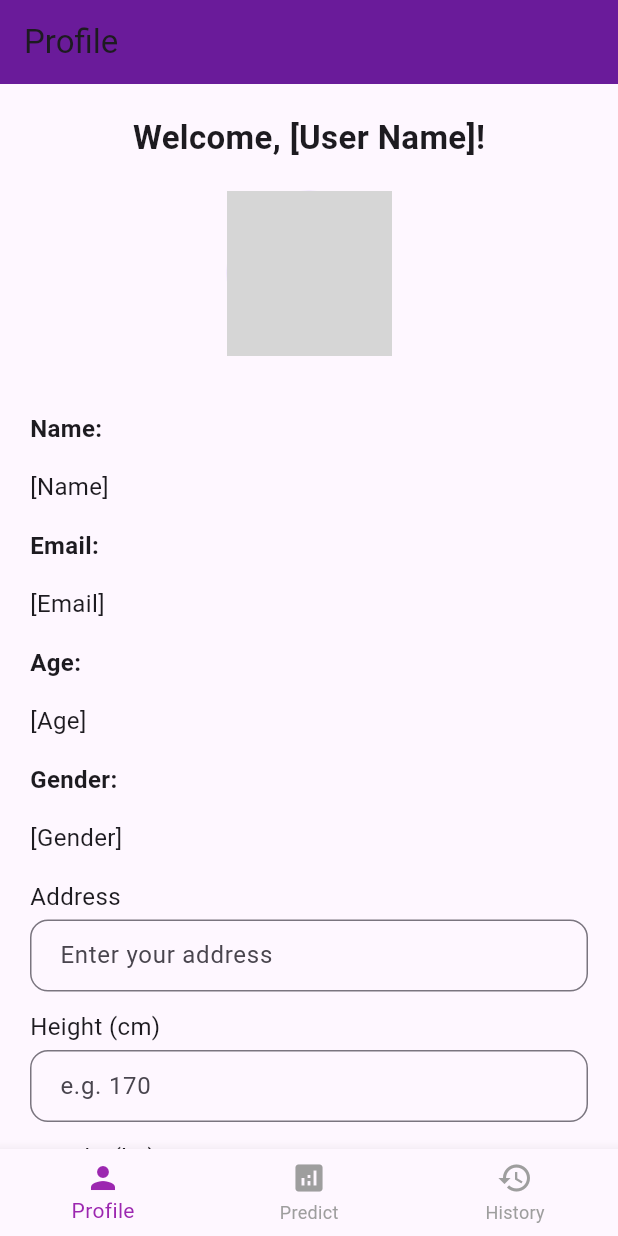
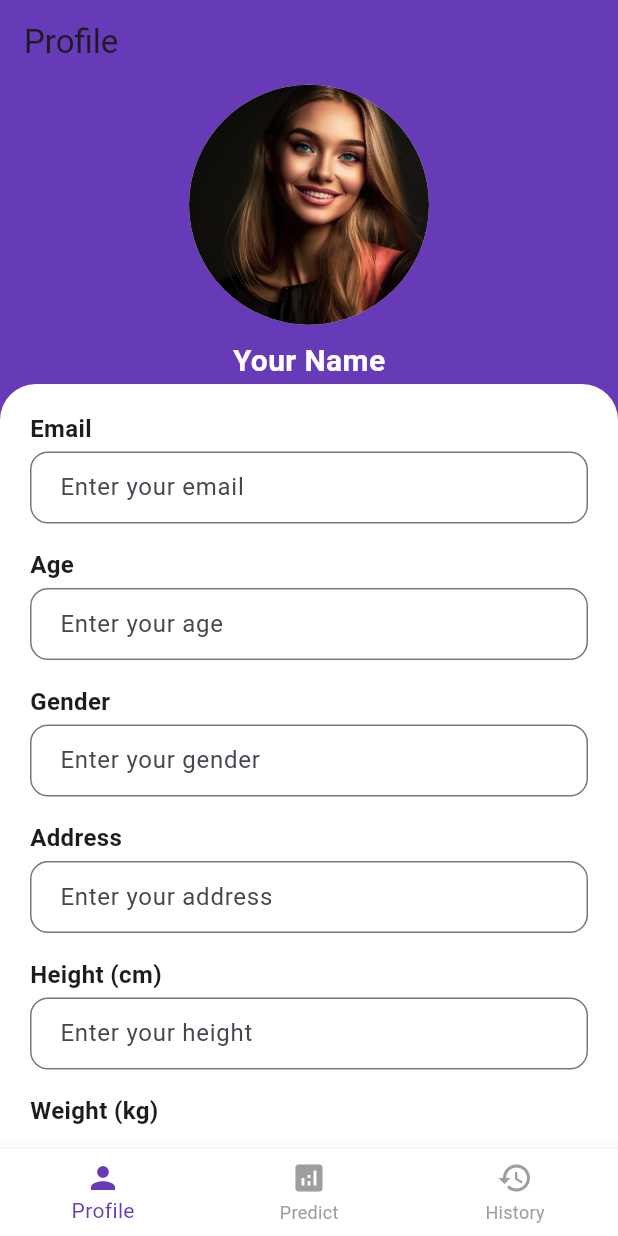
Before and after one commit to Godsaptarshifrtw/Raretrack, a Flutter app: the screen it shows after launch, on a phone screen of 412 x 824 dp. Run offline on Flutter 3.47's test engine with Material 3 defaults, Android fonts, the phone set to English and light mode, and no system bars; our stand-ins replace cloud_firestore, firebase_auth, firebase_core; accounts and stored records are empty; grey boxes are pictures that could not be loaded.

Commit message:
Initial commit - Flutter ProfileScreen UI

```diff
--- a/lib/main.dart
+++ b/lib/main.dart
@@ -3,6 +3,7 @@ import 'package:rare_disease_app/firebase_options.dart';
 import 'package:rare_disease_app/screens/home_screen.dart';
 import 'package:rare_disease_app/screens/login_screen.dart';
 import 'package:firebase_core/firebase_core.dart';
+import 'package:rare_disease_app/screens/profile_screen.dart';
 
 void main() async {
   WidgetsFlutterBinding.ensureInitialized();
--- a/lib/screens/home_screen.dart
+++ b/lib/screens/home_screen.dart
@@ -2,7 +2,6 @@ import 'package:flutter/material.dart';
 import 'package:rare_disease_app/screens/past%20prediction_screen.dart';
 import 'package:rare_disease_app/screens/prediction_screen.dart';
 import 'package:rare_disease_app/screens/profile_screen.dart';
-
 
 class HomeScreen extends StatefulWidget {
   const HomeScreen({super.key});
@@ -29,15 +28,20 @@ class _HomeScreenState extends State<HomeScreen> {
   @override
   Widget build(BuildContext context) {
     return Scaffold(
+      backgroundColor: Colors.deepPurple, // Set background color
       appBar: AppBar(
         title: Text(_titles[_currentIndex]),
-        backgroundColor: const Color(0xFF6A1B9A),
+        backgroundColor: Colors.deepPurple,
       ),
-      body: _screens[_currentIndex],
+      body: Container(
+        color: Colors.white, // You can change this to transparent if widgets have their own background
+        child: _screens[_currentIndex],
+      ),
       bottomNavigationBar: BottomNavigationBar(
         currentIndex: _currentIndex,
-        selectedItemColor: Colors.purple,
+        selectedItemColor: Colors.deepPurple,
         unselectedItemColor: Colors.grey,
+        backgroundColor: Colors.white,
         onTap: (index) {
           setState(() {
             _currentIndex = index;
--- a/lib/screens/profile_screen.dart
+++ b/lib/screens/profile_screen.dart
@@ -1,4 +1,3 @@
-// lib/screens/profile_screen.dart
 import 'package:flutter/material.dart';
 
 class ProfileScreen extends StatefulWidget {
@@ -9,11 +8,16 @@ class ProfileScreen extends StatefulWidget {
 }
 
 class _ProfileScreenState extends State<ProfileScreen> {
+  final TextEditingController _nameController = TextEditingController();
+  final TextEditingController _emailController = TextEditingController();
+  final TextEditingController _ageController = TextEditingController();
+  final TextEditingController _genderController = TextEditingController();
   final TextEditingController _addressController = TextEditingController();
   final TextEditingController _heightController = TextEditingController();
   final TextEditingController _weightController = TextEditingController();
-  final TextEditingController _operationController = TextEditingController();
-  final TextEditingController _diseaseController = TextEditingController();
+
+  List<TextEditingController> _operationControllers = [TextEditingController()];
+  List<TextEditingController> _diseaseControllers = [TextEditingController()];
 
   double? _bmi;
 
@@ -27,94 +31,235 @@ class _ProfileScreenState extends State<ProfileScreen> {
     }
   }
 
-  Widget _buildLabel(String label, {FontWeight fontWeight = FontWeight.normal}) {
+  Widget _buildHeadingField({
+    required String heading,
+    required String hint,
+    required TextEditingController controller,
+    TextInputType inputType = TextInputType.text,
+    Function(String)? onChanged,
+  }) {
     return Padding(
-      padding: const EdgeInsets.only(top: 12.0, bottom: 4),
-      child: Text(
-        label,
-        style: TextStyle(fontSize: 16, fontWeight: fontWeight),
+      padding: const EdgeInsets.symmetric(vertical: 8.0),
+      child: Column(
+        crossAxisAlignment: CrossAxisAlignment.start,
+        children: [
+          Text(heading,
+              style: const TextStyle(fontSize: 16, fontWeight: FontWeight.bold)),
+          const SizedBox(height: 4),
+          TextField(
+            controller: controller,
+            keyboardType: inputType,
+            decoration: InputDecoration(
+              hintText: hint,
+              border: OutlineInputBorder(borderRadius: BorderRadius.circular(12)),
+              contentPadding: const EdgeInsets.symmetric(horizontal: 16, vertical: 12),
+            ),
+            onChanged: onChanged,
+          ),
+        ],
       ),
     );
   }
 
-  Widget _buildTextField(String label, TextEditingController controller,
-      {TextInputType inputType = TextInputType.text, Function(String)? onChanged}) {
-    return TextField(
+  Widget _buildDynamicFields({
+    required String heading,
+    required String hint,
+    required List<TextEditingController> controllers,
+    required VoidCallback onAdd,
+  }) {
+    return Padding(
+      padding: const EdgeInsets.symmetric(vertical: 8.0),
+      child: Column(
+        crossAxisAlignment: CrossAxisAlignment.start,
+        children: [
+          Row(
+            children: [
+              Text(
+                heading,
+                style: const TextStyle(fontSize: 16, fontWeight: FontWeight.bold),
+              ),
+              const SizedBox(width: 10),
+              IconButton(
+                onPressed: onAdd,
+                icon: const Icon(Icons.add_circle, color: Colors.deepPurple),
+              ),
+            ],
+          ),
+          const SizedBox(height: 4),
+          ...controllers.map(
+                (controller) => Padding(
+              padding: const EdgeInsets.only(bottom: 8.0),
+              child: TextField(
+                controller: controller,
+                decoration: InputDecoration(
+                  hintText: hint,
+                  border: OutlineInputBorder(borderRadius: BorderRadius.circular(12)),
+                  contentPadding:
+                  const EdgeInsets.symmetric(horizontal: 16, vertical: 12),
+                ),
+              ),
+            ),
+          ),
+        ],
+      ),
+    );
+  }
+
+  Widget _buildSimpleField(
+      String heading,
+      String hint,
+      TextEditingController controller, {
+        TextInputType inputType = TextInputType.text,
+        Function(String)? onChanged,
+      }) {
+    return Padding(
+      padding: const EdgeInsets.symmetric(vertical: 8.0),
+      child: Column(
+        crossAxisAlignment: CrossAxisAlignment.start,
+        children: [
+          Text(heading,
+              style: const TextStyle(fontSize: 16, fontWeight: FontWeight.bold)),
+          const SizedBox(height: 4),
+          TextField(
             controller: controller,
             keyboardType: inputType,
             decoration: InputDecoration(
-        labelText: label,
+              hintText: hint,
               border: OutlineInputBorder(borderRadius: BorderRadius.circular(12)),
-        contentPadding: const EdgeInsets.symmetric(horizontal: 16, vertical: 12),
+              contentPadding:
+              const EdgeInsets.symmetric(horizontal: 16, vertical: 12),
             ),
             onChanged: onChanged,
+          ),
+        ],
+      ),
     );
   }
 
   @override
   Widget build(BuildContext context) {
     return Scaffold(
+      backgroundColor: Colors.deepPurple,
       body: SafeArea(
-        child: SingleChildScrollView(
-          padding: const EdgeInsets.all(20),
         child: Column(
-            crossAxisAlignment: CrossAxisAlignment.start,
           children: [
-              Center(
-                child: Text(
-                  'Welcome, [User Name]!',
-                  style: const TextStyle(fontSize: 22, fontWeight: FontWeight.bold),
+            // Header
+            Container(
+              height: 200,
+              width: double.infinity,
+              decoration: const BoxDecoration(
+                color: Colors.deepPurple,
+                borderRadius: BorderRadius.only(
+                  bottomLeft: Radius.circular(40),
+                  bottomRight: Radius.circular(40),
                 ),
               ),
-              const SizedBox(height: 20),
-              Center(
-                child: CircleAvatar(
-                  radius: 55,
-                  backgroundImage: AssetImage('assets/profile.jpg'),
+              child: Column(
+                mainAxisAlignment: MainAxisAlignment.center,
+                children: [
+                  const CircleAvatar(
+                    radius: 80,
+                    backgroundImage: AssetImage('assets/pp.webp'),
+                    backgroundColor: Colors.white,
+                  ),
+                  const SizedBox(height: 10),
+                  Text(
+                    _nameController.text.isEmpty
+                        ? 'Your Name'
+                        : _nameController.text,
+                    style: const TextStyle(
+                        fontSize: 20,
+                        fontWeight: FontWeight.bold,
+                        color: Colors.white),
+                  ),
+                ],
               ),
             ),
-              const SizedBox(height: 25),
 
-              _buildLabel("Name:", fontWeight: FontWeight.bold),
-              _buildLabel("[Name]"),
-              _buildLabel("Email:", fontWeight: FontWeight.bold),
-              _buildLabel("[Email]"),
-              _buildLabel("Age:", fontWeight: FontWeight.bold),
-              _buildLabel("[Age]"),
-              _buildLabel("Gender:", fontWeight: FontWeight.bold),
-              _buildLabel("[Gender]"),
+            // Content
+            Expanded(
+              child: Container(
+                padding:
+                const EdgeInsets.symmetric(horizontal: 20, vertical: 10),
+                decoration: const BoxDecoration(
+                  color: Colors.white,
+                  borderRadius: BorderRadius.only(
+                    topLeft: Radius.circular(24),
+                    topRight: Radius.circular(24),
+                  ),
+                ),
+                child: SingleChildScrollView(
+                  child: Column(
+                    children: [
 
-              _buildLabel("Address"),
-              _buildTextField("Enter your address", _addressController),
-
-              _buildLabel("Height (cm)"),
-              _buildTextField("e.g. 170", _heightController,
-                  inputType: TextInputType.number, onChanged: (_) => _calculateBMI()),
-
-              _buildLabel("Weight (kg)"),
-              _buildTextField("e.g. 65", _weightController,
-                  inputType: TextInputType.number, onChanged: (_) => _calculateBMI()),
-
+                      _buildHeadingField(
+                        heading: "Email",
+                        hint: "Enter your email",
+                        controller: _emailController,
+                      ),
+                      _buildHeadingField(
+                        heading: "Age",
+                        hint: "Enter your age",
+                        controller: _ageController,
+                        inputType: TextInputType.number,
+                      ),
+                      _buildHeadingField(
+                        heading: "Gender",
+                        hint: "Enter your gender",
+                        controller: _genderController,
+                      ),
+                      _buildHeadingField(
+                        heading: "Address",
+                        hint: "Enter your address",
+                        controller: _addressController,
+                      ),
+                      _buildSimpleField("Height (cm)", "Enter your height", _heightController,
+                          inputType: TextInputType.number,
+                          onChanged: (_) => _calculateBMI()),
+                      _buildSimpleField("Weight (kg)", "Enter your weight", _weightController,
+                          inputType: TextInputType.number,
+                          onChanged: (_) => _calculateBMI()),
                       const SizedBox(height: 10),
                       Text(
-                _bmi == null ? "BMI: --" : "BMI: ${_bmi!.toStringAsFixed(2)}",
+                        _bmi == null
+                            ? "BMI: --"
+                            : "BMI: ${_bmi!.toStringAsFixed(2)}",
                         style: const TextStyle(
                           fontSize: 18,
                           fontWeight: FontWeight.bold,
-                    color: Colors.deepPurple),
+                          color: Colors.deepPurple,
                         ),
-
-              _buildLabel("Past Operations (if any)"),
-              _buildTextField("Describe past operations", _operationController),
-
-              _buildLabel("Past/Current Diseases (if any)"),
-              _buildTextField("List diseases", _diseaseController),
-
+                      ),
+                      const SizedBox(height: 10),
+                      _buildDynamicFields(
+                        heading: "Past Operations (if any)",
+                        hint: "Enter an operation",
+                        controllers: _operationControllers,
+                        onAdd: () {
+                          setState(() {
+                            _operationControllers.add(TextEditingController());
+                          });
+                        },
+                      ),
+                      _buildDynamicFields(
+                        heading: "Past/Current Diseases (if any)",
+                        hint: "Enter a disease",
+                        controllers: _diseaseControllers,
+                        onAdd: () {
+                          setState(() {
+                            _diseaseControllers.add(TextEditingController());
+                          });
+                        },
+                      ),
                       const SizedBox(height: 30),
                     ],
                   ),
                 ),
               ),
+            ),
+          ],
+        ),
+      ),
     );
   }
 }
--- a/pubspec.yaml
+++ b/pubspec.yaml
@@ -62,9 +62,9 @@ flutter:
   uses-material-design: true
 
   # To add assets to your application, add an assets section, like this:
-  # assets:
-  #   - images/a_dot_burr.jpeg
-  #   - images/a_dot_ham.jpeg
+  assets:
+     - assets/pp.webp
+
 
   # An image asset can refer to one or more resolution-specific "variants", see
   # https://flutter.dev/to/resolution-aware-images
```
Also changed, not shown: assets/pp.webp (added). Lines whose indentation alone changed are shown as unchanged.
